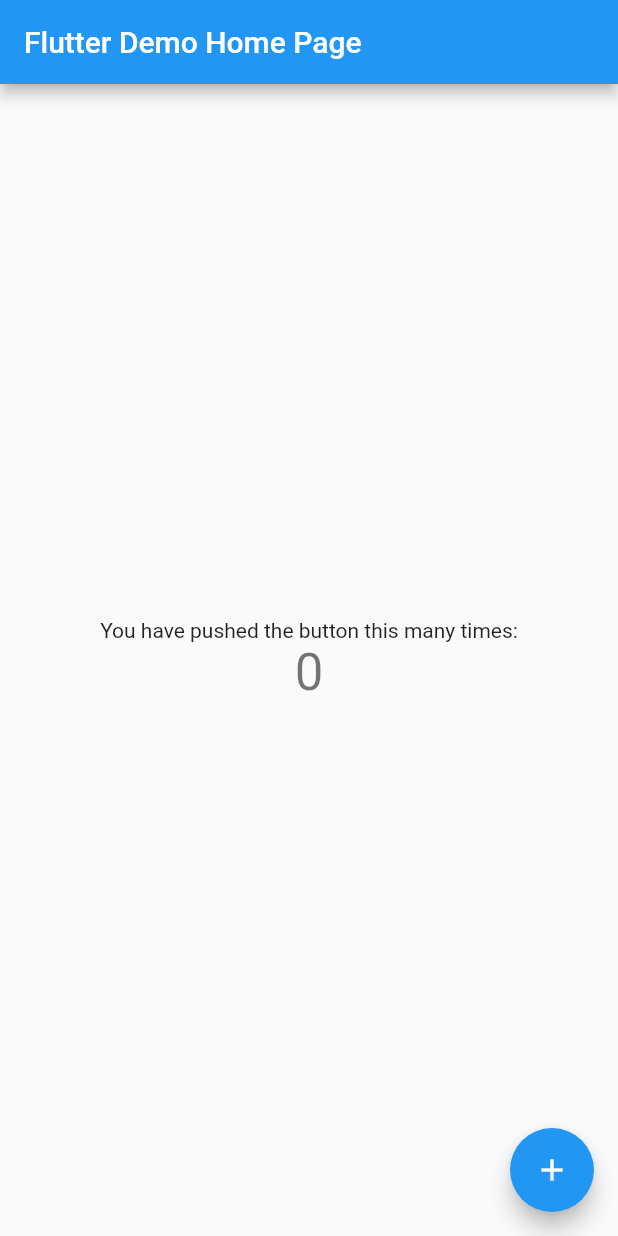
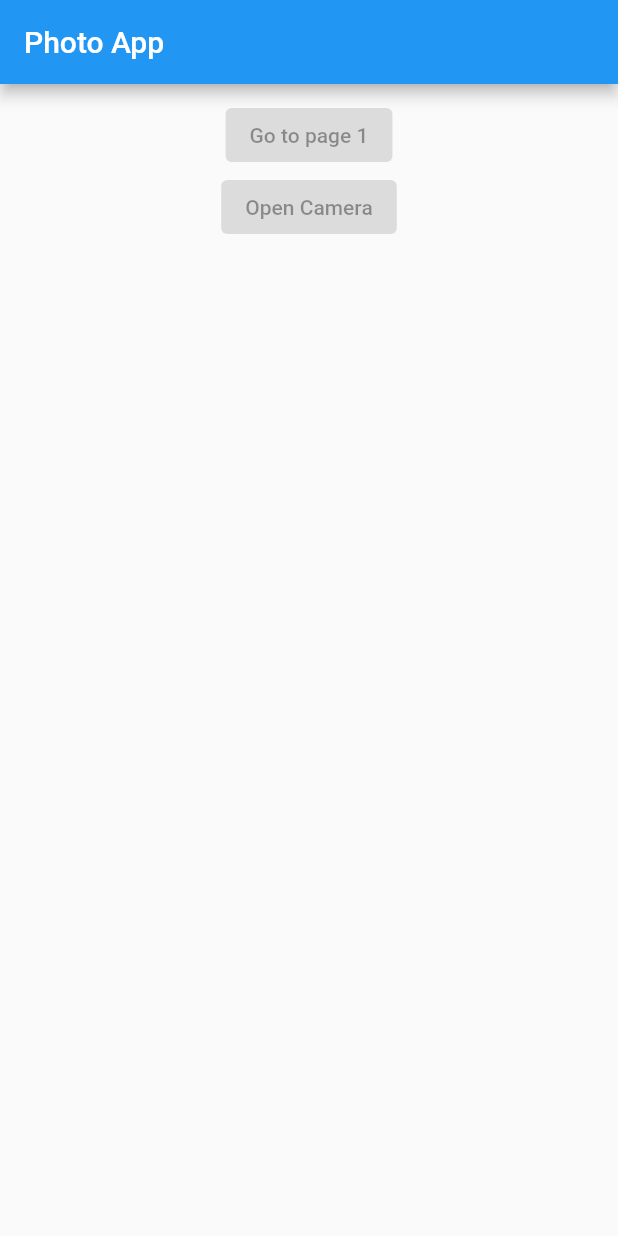
Before and after one commit to agg13/appPhoto, a Flutter app: the screen it shows after launch, on a phone screen of 412 x 824 dp. Run offline on Flutter 3.47's test engine with Material 2 defaults, Android fonts, the phone set to English and light mode, and no system bars.

Commit message:
main.dart modified and home.dart added. Also, separation of the code in these two files

```diff
--- /dev/null
+++ b/lib/home.dart
@@ -0,0 +1,29 @@
+import 'package:flutter/material.dart';
+import 'package:app_photo/generated/l10n.dart';
+
+class MyHomePage extends StatelessWidget {
+  @override
+  Widget build(BuildContext context) {
+    return Scaffold(
+      appBar: AppBar(
+        title: Text(S.of(context).appName),
+      ),
+      body: Padding(
+        padding: EdgeInsets.all(10),
+        // Main Buttons
+        child: Center(
+          child: Column(
+            children: <Widget>[
+              ElevatedButton(
+                  onPressed: null,
+                  child: Text(S.of(context).goToPage1buttonText)),
+              ElevatedButton(
+                  onPressed: null,
+                  child: Text(S.of(context).openCamerabuttonText))
+            ],
+          ),
+        ),
+      ),
+    );
+  }
+}
--- /dev/null
+++ b/lib/l10n/intl_en.arb
@@ -0,0 +1,5 @@
+{
+    "appName": "Photo App",
+    "goToPage1buttonText": "Go to page 1",
+    "openCamerabuttonText": "Open Camera"
+}
--- a/lib/main.dart
+++ b/lib/main.dart
@@ -1,4 +1,7 @@
 import 'package:flutter/material.dart';
+import 'package:flutter_localizations/flutter_localizations.dart';
+import 'package:app_photo/generated/l10n.dart';
+import 'package:app_photo/home.dart';
 
 void main() {
   runApp(MyApp());
@@ -9,105 +12,17 @@
   @override
   Widget build(BuildContext context) {
     return MaterialApp(
-      title: 'Flutter Demo',
-      theme: ThemeData(
-        // This is the theme of your application.
-        //
-        // Try running your application with "flutter run". You'll see the
-        // application has a blue toolbar. Then, without quitting the app, try
-        // changing the primarySwatch below to Colors.green and then invoke
-        // "hot reload" (press "r" in the console where you ran "flutter run",
-        // or simply save your changes to "hot reload" in a Flutter IDE).
-        // Notice that the counter didn't reset back to zero; the application
-        // is not restarted.
-        primarySwatch: Colors.blue,
-      ),
-      home: MyHomePage(title: 'Flutter Demo Home Page'),
+      localizationsDelegates: [
+        // adding delegetes for internationalization and localization
+        GlobalMaterialLocalizations.delegate,
+        GlobalWidgetsLocalizations.delegate,
+        GlobalCupertinoLocalizations.delegate,
+        S.delegate
+      ],
+      supportedLocales: S.delegate.supportedLocales,
+      debugShowCheckedModeBanner: false,
+      //navigatorKey: navigatorKey,
+      home: MyHomePage(),
     );
   }
 }
-
-class MyHomePage extends StatefulWidget {
-  MyHomePage({Key key, this.title}) : super(key: key);
-
-  // This widget is the home page of your application. It is stateful, meaning
-  // that it has a State object (defined below) that contains fields that affect
-  // how it looks.
-
-  // This class is the configuration for the state. It holds the values (in this
-  // case the title) provided by the parent (in this case the App widget) and
-  // used by the build method of the State. Fields in a Widget subclass are
-  // always marked "final".
-
-  final String title;
-
-  @override
-  _MyHomePageState createState() => _MyHomePageState();
-}
-
-class _MyHomePageState extends State<MyHomePage> {
-  int _counter = 0;
-
-  void _incrementCounter() {
-    setState(() {
-      // This call to setState tells the Flutter framework that something has
-      // changed in this State, which causes it to rerun the build method below
-      // so that the display can reflect the updated values. If we changed
-      // _counter without calling setState(), then the build method would not be
-      // called again, and so nothing would appear to happen.
-      _counter++;
-    });
-  }
-
-  @override
-  Widget build(BuildContext context) {
-    // This method is rerun every time setState is called, for instance as done
-    // by the _incrementCounter method above.
-    //
-    // The Flutter framework has been optimized to make rerunning build methods
-    // fast, so that you can just rebuild anything that needs updating rather
-    // than having to individually change instances of widgets.
-    return Scaffold(
-      appBar: AppBar(
-        // Here we take the value from the MyHomePage object that was created by
-        // the App.build method, and use it to set our appbar title.
-        title: Text(widget.title),
-      ),
-      body: Center(
-        // Center is a layout widget. It takes a single child and positions it
-        // in the middle of the parent.
-        child: Column(
-          // Column is also a layout widget. It takes a list of children and
-          // arranges them vertically. By default, it sizes itself to fit its
-          // children horizontally, and tries to be as tall as its parent.
-          //
-          // Invoke "debug painting" (press "p" in the console, choose the
-          // "Toggle Debug Paint" action from the Flutter Inspector in Android
-          // Studio, or the "Toggle Debug Paint" command in Visual Studio Code)
-          // to see the wireframe for each widget.
-          //
-          // Column has various properties to control how it sizes itself and
-          // how it positions its children. Here we use mainAxisAlignment to
-          // center the children vertically; the main axis here is the vertical
-          // axis because Columns are vertical (the cross axis would be
-          // horizontal).
-          mainAxisAlignment: MainAxisAlignment.center,
-          children: <Widget>[
-            Text(
-              'You have pushed the button this many times:',
-            ),
-            Text(
-              '$_counter',
-              style: Theme.of(context).textTheme.headline4,
-            ),
-          ],
-        ),
-      ),
-      floatingActionButton: FloatingActionButton(
-        onPressed: _incrementCounter,
-        tooltip: 'Increment',
-        child: Icon(Icons.add),
-      ), // This trailing comma makes auto-formatting nicer for build methods.
-    );
-  }
-}
--- a/pubspec.yaml
+++ b/pubspec.yaml
@@ -83,5 +83,5 @@
 # Dependency added by Arturo G 29/03/2021
 flutter_intl:
   enabled: true
-  main_locale: es_MX
+  main_locale: en
   class_name: S
```
Also changed, not shown: lib/generated/intl/messages_all.dart, lib/generated/intl/messages_en.dart (added), lib/generated/l10n.dart.
